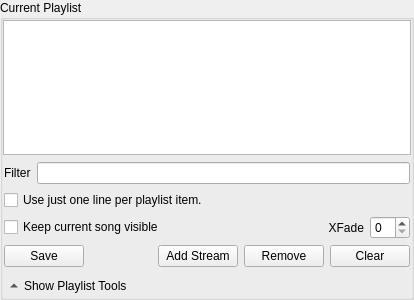
Above: ui/CurrentListForm.ui from tarmack/Pythagora before the change. Below: the same form after it.
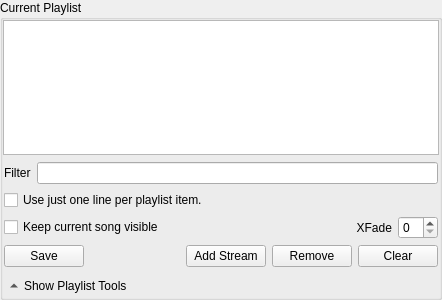
That is the form after the change. Icons and pictures are not drawn. Custom widgets are drawn as their Qt base class.

Commit message:
Update icons as they come in.
For performance reasons this incorporates a switch to a QTableView for
the playQueue.

Patch:
```diff
--- a/ui/CurrentListForm.ui
+++ b/ui/CurrentListForm.ui
@@ -6,7 +6,7 @@
    <rect>
     <x>0</x>
     <y>0</y>
-    <width>414</width>
+    <width>442</width>
     <height>300</height>
    </rect>
   </property>
@@ -33,7 +33,7 @@
        <number>0</number>
       </property>
       <item>
-       <widget class="QListView" name="currentList">
+       <widget class="QTableView" name="currentList">
         <property name="contextMenuPolicy">
          <enum>Qt::ActionsContextMenu</enum>
         </property>
@@ -55,12 +55,6 @@
         <property name="selectionMode">
          <enum>QAbstractItemView::ExtendedSelection</enum>
         </property>
-        <property name="iconSize">
-         <size>
-          <width>32</width>
-          <height>32</height>
-         </size>
-        </property>
         <property name="textElideMode">
          <enum>Qt::ElideNone</enum>
         </property>
@@ -70,9 +64,27 @@
         <property name="horizontalScrollMode">
          <enum>QAbstractItemView::ScrollPerPixel</enum>
         </property>
-        <property name="movement">
-         <enum>QListView::Snap</enum>
+        <property name="showGrid">
+         <bool>false</bool>
         </property>
+        <property name="wordWrap">
+         <bool>false</bool>
+        </property>
+        <attribute name="horizontalHeaderVisible">
+         <bool>false</bool>
+        </attribute>
+        <attribute name="horizontalHeaderMinimumSectionSize">
+         <number>2</number>
+        </attribute>
+        <attribute name="verticalHeaderVisible">
+         <bool>false</bool>
+        </attribute>
+        <attribute name="verticalHeaderDefaultSectionSize">
+         <number>2</number>
+        </attribute>
+        <attribute name="verticalHeaderMinimumSectionSize">
+         <number>2</number>
+        </attribute>
        </widget>
       </item>
       <item>
```
The commit also changes 2 other files.
